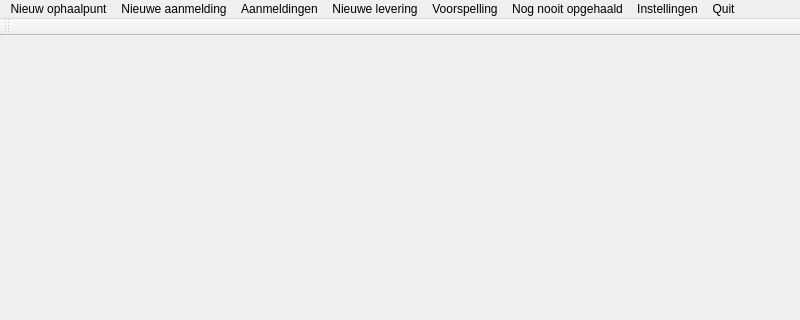
Before: the Qt Designer form routetool.ui in vvim/routetool, drawn with Qt 5; both pictures show x 0 to 800 and y 0 to 320 of the 800 by 700 pixel window.
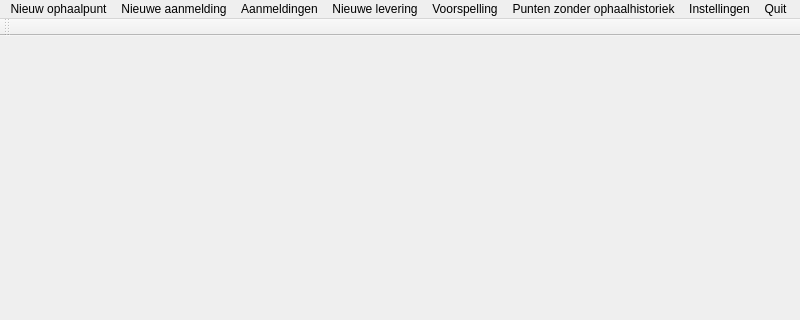
After: the same form once the commit is applied.

Patch:
```diff
--- a/routetool.ui
+++ b/routetool.ui
@@ -20,7 +20,7 @@
      <x>0</x>
      <y>0</y>
      <width>800</width>
-     <height>23</height>
+     <height>21</height>
     </rect>
    </property>
    <addaction name="nieuwOphaalpuntMenuButton"/>
@@ -68,7 +68,7 @@
   </action>
   <action name="wieNogNooitMenuButton">
    <property name="text">
-    <string>Nog nooit opgehaald</string>
+    <string>Punten zonder ophaalhistoriek</string>
    </property>
   </action>
   <action name="configurationMenuButton">
```
